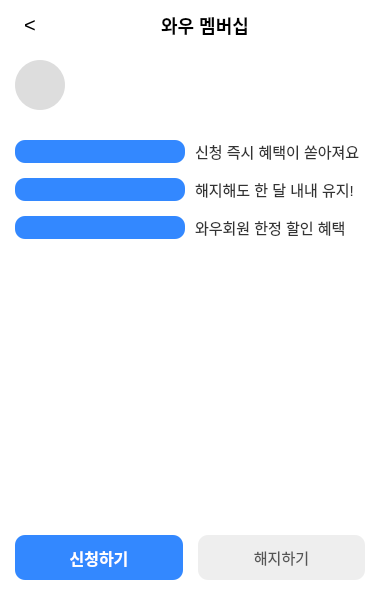
First picture: the form in clients/customer_qt/client/wowmembershipdialog.ui, repository taehyunny/its_bedalyo, before the edit.
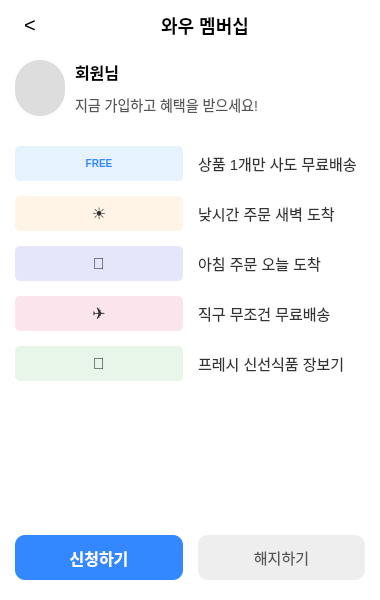
Second picture: the form after the edit.

Patch:
```diff
--- a/clients/customer_qt/client/wowmembershipdialog.ui
+++ b/clients/customer_qt/client/wowmembershipdialog.ui
@@ -139,7 +139,8 @@
           <string notr="true">font-size: 16px; font-weight: bold; color: black;</string>
          </property>
          <property name="text">
-          <string notr="true"></string> </property>
+          <string notr="true">회원님</string>
+         </property>
         </widget>
        </item>
        <item>
@@ -148,7 +149,8 @@
           <string notr="true">font-size: 14px; color: #555555;</string>
          </property>
          <property name="text">
-          <string notr="true"></string> </property>
+          <string notr="true">지금 가입하고 혜택을 받으세요!</string>
+         </property>
         </widget>
        </item>
       </layout>
@@ -192,21 +194,24 @@
      <item>
       <layout class="QHBoxLayout" name="infoItem1">
        <property name="spacing">
-        <number>10</number>
+        <number>15</number>
        </property>
        <item>
         <widget class="QLabel" name="lblIcon1">
          <property name="minimumSize">
           <size>
-           <width>20</width>
-           <height>20</height>
+           <width>35</width>
+           <height>35</height>
           </size>
          </property>
          <property name="styleSheet">
-          <string notr="true">background-color: #3388FF; border-radius: 10px;</string>
+          <string notr="true">background-color: #E6F3FF; border-radius: 5px; color: #3388FF; font-weight: bold; font-size: 10px;</string>
          </property>
          <property name="text">
-          <string/>
+          <string>FREE</string>
+         </property>
+         <property name="alignment">
+          <set>Qt::AlignCenter</set>
          </property>
         </widget>
        </item>
@@ -216,7 +221,7 @@
           <string notr="true">font-size: 15px; color: #333333;</string>
          </property>
          <property name="text">
-          <string>신청 즉시 혜택이 쏟아져요</string>
+          <string>상품 1개만 사도 무료배송</string>
          </property>
          <property name="wordWrap">
           <bool>true</bool>
@@ -228,21 +233,24 @@
      <item>
       <layout class="QHBoxLayout" name="infoItem2">
        <property name="spacing">
-        <number>10</number>
+        <number>15</number>
        </property>
        <item>
         <widget class="QLabel" name="lblIcon2">
          <property name="minimumSize">
           <size>
-           <width>20</width>
-           <height>20</height>
+           <width>35</width>
+           <height>35</height>
           </size>
          </property>
          <property name="styleSheet">
-          <string notr="true">background-color: #3388FF; border-radius: 10px;</string>
+          <string notr="true">background-color: #FFF4E6; border-radius: 5px; font-size: 16px;</string>
          </property>
          <property name="text">
-          <string/>
+          <string>☀</string>
+         </property>
+         <property name="alignment">
+          <set>Qt::AlignCenter</set>
          </property>
         </widget>
        </item>
@@ -252,7 +260,7 @@
           <string notr="true">font-size: 15px; color: #333333;</string>
          </property>
          <property name="text">
-          <string>해지해도 한 달 내내 유지!</string>
+          <string>낮시간 주문 새벽 도착</string>
          </property>
          <property name="wordWrap">
           <bool>true</bool>
@@ -264,21 +272,24 @@
      <item>
       <layout class="QHBoxLayout" name="infoItem3">
        <property name="spacing">
-        <number>10</number>
+        <number>15</number>
        </property>
        <item>
         <widget class="QLabel" name="lblIcon3">
          <property name="minimumSize">
           <size>
-           <width>20</width>
-           <height>20</height>
+           <width>35</width>
+           <height>35</height>
           </size>
          </property>
          <property name="styleSheet">
-          <string notr="true">background-color: #3388FF; border-radius: 10px;</string>
+          <string notr="true">background-color: #E6E6FA; border-radius: 5px; font-size: 16px;</string>
          </property>
          <property name="text">
-          <string/>
+          <string>🌙</string>
+         </property>
+         <property name="alignment">
+          <set>Qt::AlignCenter</set>
          </property>
         </widget>
        </item>
@@ -288,7 +299,85 @@
           <string notr="true">font-size: 15px; color: #333333;</string>
          </property>
          <property name="text">
-          <string>와우회원 한정 할인 혜택</string>
+          <string>아침 주문 오늘 도착</string>
+         </property>
+         <property name="wordWrap">
+          <bool>true</bool>
+         </property>
+        </widget>
+       </item>
+      </layout>
+     </item>
+     <item>
+      <layout class="QHBoxLayout" name="infoItem4">
+       <property name="spacing">
+        <number>15</number>
+       </property>
+       <item>
+        <widget class="QLabel" name="lblIcon4">
+         <property name="minimumSize">
+          <size>
+           <width>35</width>
+           <height>35</height>
+          </size>
+         </property>
+         <property name="styleSheet">
+          <string notr="true">background-color: #FCE4EC; border-radius: 5px; font-size: 16px;</string>
+         </property>
+         <property name="text">
+          <string>✈</string>
+         </property>
+         <property name="alignment">
+          <set>Qt::AlignCenter</set>
+         </property>
+        </widget>
+       </item>
+       <item>
+        <widget class="QLabel" name="lblInfo4">
+         <property name="styleSheet">
+          <string notr="true">font-size: 15px; color: #333333;</string>
+         </property>
+         <property name="text">
+          <string>직구 무조건 무료배송</string>
+         </property>
+         <property name="wordWrap">
+          <bool>true</bool>
+         </property>
+        </widget>
+       </item>
+      </layout>
+     </item>
+     <item>
+      <layout class="QHBoxLayout" name="infoItem5">
+       <property name="spacing">
+        <number>15</number>
+       </property>
+       <item>
+        <widget class="QLabel" name="lblIcon5">
+         <property name="minimumSize">
+          <size>
+           <width>35</width>
+           <height>35</height>
+          </size>
+         </property>
+         <property name="styleSheet">
+          <string notr="true">background-color: #E8F5E9; border-radius: 5px; font-size: 16px;</string>
+         </property>
+         <property name="text">
+          <string>🥦</string>
+         </property>
+         <property name="alignment">
+          <set>Qt::AlignCenter</set>
+         </property>
+        </widget>
+       </item>
+       <item>
+        <widget class="QLabel" name="lblInfo5">
+         <property name="styleSheet">
+          <string notr="true">font-size: 15px; color: #333333;</string>
+         </property>
+         <property name="text">
+          <string>프레시 신선식품 장보기</string>
          </property>
          <property name="wordWrap">
           <bool>true</bool>
```
